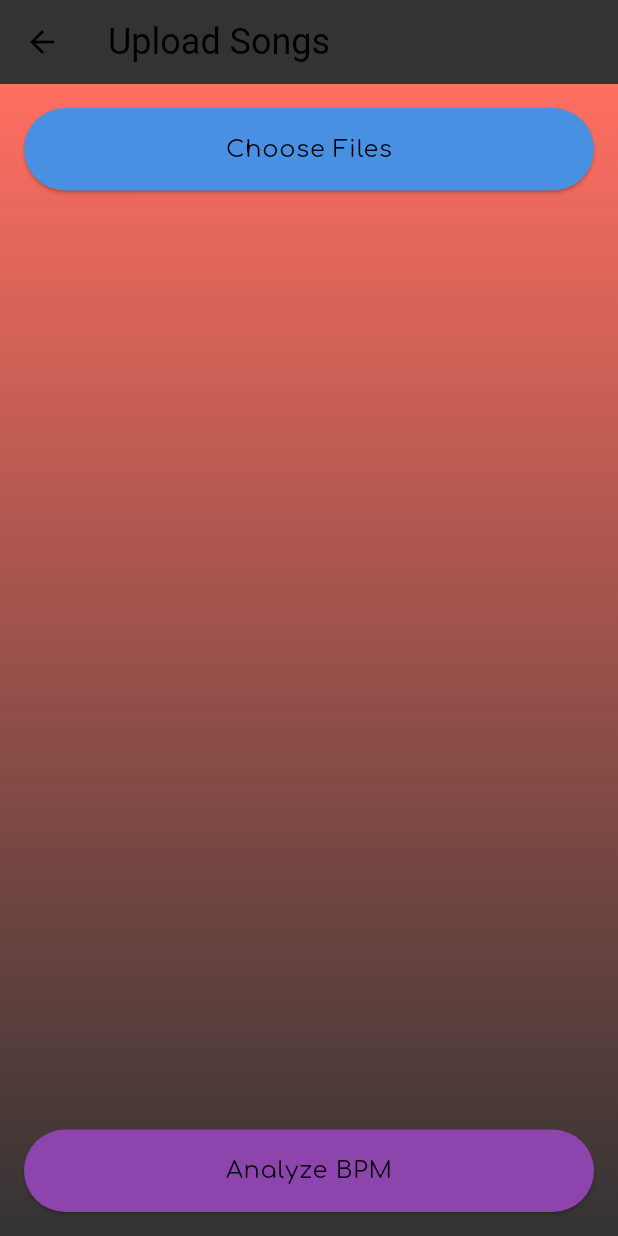
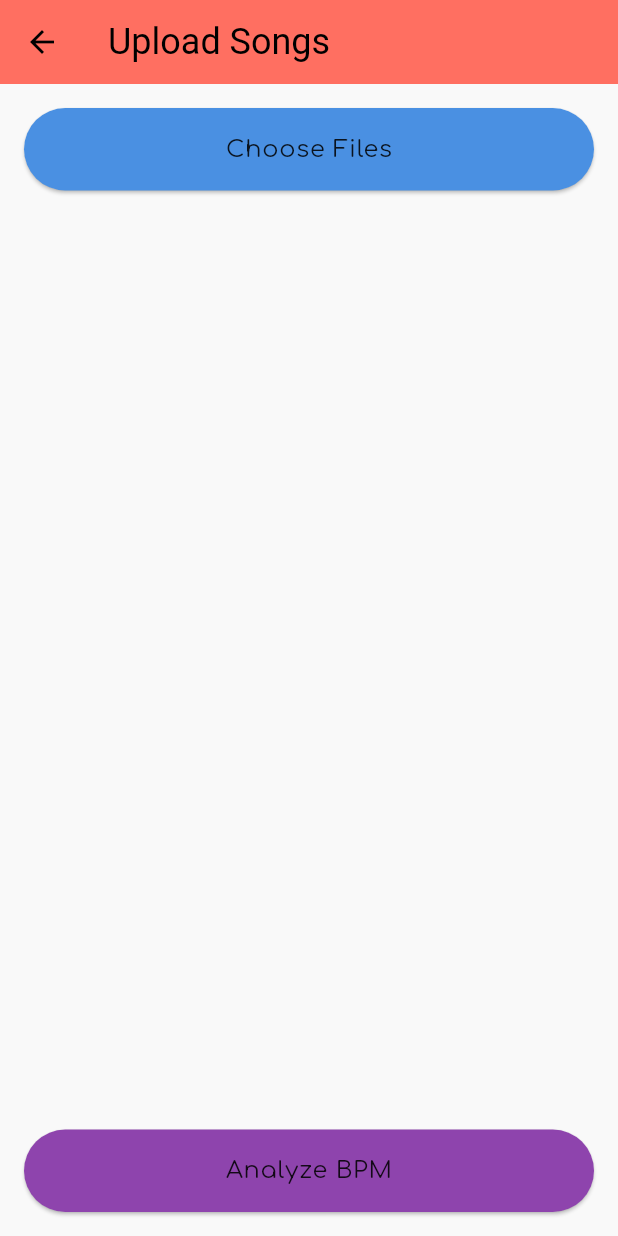
Before and after one commit to euhystho/rhythm-run, a Flutter app: the screen it shows after launch, after a tap on "Continue with Local Music", on a phone screen of 412 x 824 dp. Run offline on Flutter 3.47's test engine with Material 3 defaults, Android fonts, the phone set to English and light mode, and no system bars; our stand-ins replace file_picker, flutter_spinkit, font_awesome_flutter, google_fonts.

Commit message:
Reordered Folders and Adjusted Things

```diff
--- a/lib/1_main.dart
+++ b/lib/main.dart
@@ -1,7 +1,7 @@
 import 'package:flutter/material.dart';
 import 'package:font_awesome_flutter/font_awesome_flutter.dart';
-import 'theme.dart';
-import '2_file_upload_page.dart';
+import 'utils/theme.dart';
+import 'screens/file_upload_screen_2.dart';
 
 // Welcome Page
 class WelcomePageWidget extends StatelessWidget {
@@ -16,7 +16,7 @@ class WelcomePageWidget extends StatelessWidget {
         decoration: BoxDecoration(
           gradient: LinearGradient(
             colors: [
-              RhythmRunTheme.scaffoldBackgroundColor,
+              Theme.of(context).colorScheme.surface,
               Theme.of(context).colorScheme.primary,
             ],
             stops: const [0, 1],
@@ -101,12 +101,10 @@ class WelcomePageWidget extends StatelessWidget {
                   // Create Local Account Button
                   child: ElevatedButton.icon(
                     onPressed: () {
-                      // TODO: Implement Local Account Creation
                       Navigator.push(
                         context,
                         MaterialPageRoute(builder: (context) => FileUploadPage()),
                       );
-                      print('Create Local Account');
                     },
                     icon: Icon(
                       Icons.person_add,
--- a/lib/5_duration_page.dart
+++ b/lib/screens/duration_screen_5.dart
@@ -1,7 +1,8 @@
 import 'package:flutter/material.dart';
-import '6_intensity_page.dart';
-import 'theme.dart';
+import 'intensity_screen_6.dart';
+import '../utils/theme.dart';
 
+// THIS IS THE FIFTH PAGE (5)
 
 class DurationPage extends StatelessWidget {
   const DurationPage({super.key});
--- a/lib/4_experience_page.dart
+++ b/lib/screens/experience_screen_4.dart
@@ -1,6 +1,6 @@
 import 'package:flutter/material.dart';
-import '5_duration_page.dart';
-import 'theme.dart';
+import 'duration_screen_5.dart';
+import '../utils/theme.dart';
 
 class ExperienceLevelPage extends StatelessWidget {
   const ExperienceLevelPage({super.key});
--- a/lib/2_file_upload_page.dart
+++ b/lib/screens/file_upload_screen_2.dart
@@ -1,7 +1,6 @@
 import 'package:flutter/material.dart';
-import '3_loading_page.dart';
-import 'theme.dart';
-import 'localfilepicker.dart';
+import 'loading_screen.dart';
+import '../services/localfilepicker.dart';
 class FileUploadPage extends StatefulWidget {
   const FileUploadPage({super.key});
 
@@ -24,19 +23,11 @@ class _FileUploadPageState extends State<FileUploadPage> {
     return Scaffold(
       appBar: AppBar(
         title: Text("Upload Songs", style: Theme.of(context).textTheme.headlineSmall),
-        backgroundColor: RhythmRunTheme.scaffoldBackgroundColor,
+        backgroundColor: Theme.of(context).colorScheme.primary
       ),
       body: Container(
         decoration: BoxDecoration(
-          gradient: LinearGradient(
-            colors: [
-              RhythmRunTheme.scaffoldBackgroundColor,
-              Theme.of(context).colorScheme.primary,
-            ],
-            stops: const [0, 1],
-            begin: AlignmentDirectional(0, 1),
-            end: AlignmentDirectional(0, -1),
-          ),
+          color: Theme.of(context).colorScheme.surface
         ),
         child: Padding(
           padding: const EdgeInsets.all(16.0),
@@ -48,9 +39,7 @@ class _FileUploadPageState extends State<FileUploadPage> {
                   backgroundColor: Theme.of(context).colorScheme.secondary,
                 ),
                 child: Text("Choose Files",
-                    style: Theme.of(context).textTheme.bodyLarge?.copyWith(
-                          color: Theme.of(context).colorScheme.onSurface,
-                        )),
+                    style: Theme.of(context).textTheme.bodyLarge),
               ),
               Expanded(
                 child: ListView(
@@ -73,9 +62,7 @@ class _FileUploadPageState extends State<FileUploadPage> {
                     backgroundColor: Theme.of(context).colorScheme.tertiary,
                   ),
                   child: Text("Analyze BPM",
-                      style: Theme.of(context).textTheme.bodyLarge?.copyWith(
-                            color: Theme.of(context).colorScheme.onTertiary,
-                          )),
+                      style: Theme.of(context).textTheme.bodyLarge),
                 ),
             ],
           ),
--- a/lib/6_intensity_page.dart
+++ b/lib/screens/intensity_screen_6.dart
@@ -1,5 +1,5 @@
 import 'package:flutter/material.dart';
-import 'theme.dart';
+import '../utils/theme.dart';
 
 
 class IntensityPage extends StatelessWidget {
--- a/lib/3_loading_page.dart
+++ b/lib/screens/loading_screen.dart
@@ -1,6 +1,6 @@
 import 'package:flutter/material.dart';
-import '4_experience_page.dart';
-import 'theme.dart';
+import 'experience_screen_4.dart';
+import '../utils/theme.dart';
 
 class LoadingPage extends StatefulWidget {
   const LoadingPage({super.key});
--- a/lib/theme.dart
+++ b/lib/utils/theme.dart
@@ -5,7 +5,7 @@ import 'package:google_fonts/google_fonts.dart';
 // RhythmRun Custom Theme
 class RhythmRunTheme {
   // Colors
-  static const Color primaryText = Colors.black;
+  static const Color primaryText = Colors.black87;
   static const Color primaryDarkModeText = Colors.white;
   static const Color headerText = Colors.transparent;
   static const Color secondaryText = Color(0xFF666666);
--- a/pubspec.yaml
+++ b/pubspec.yaml
@@ -44,16 +44,18 @@ dependencies:
   from_css_color: 2.0.0
   go_router: ^14.8.1
   google_fonts: ^6.2.1
+  http: ^1.1.0
   intl: 0.19.0
   json_path: ^0.7.5
   leak_tracker: 10.0.8
   material_color_utilities: 0.11.1
   page_transition: ^2.2.1
+  path: ^1.8.3
   path_provider: ^2.1.5
   path_provider_android: 2.2.16
   path_provider_foundation: ^2.4.1
   provider: ^6.1.4
-  shared_preferences: 2.5.2
+  shared_preferences: ^2.5.3
   shared_preferences_android: ^2.3.4
   shared_preferences_foundation: 2.5.4
   shared_preferences_web: 2.4.3
@@ -62,7 +64,7 @@ dependencies:
   timeago: 3.7.0
   url_launcher: 6.3.1
   url_launcher_android: 6.3.15
-  url_launcher_ios: 6.3.2
+  url_launcher_ios: ^6.3.3
   url_launcher_linux: 3.2.1
   url_launcher_macos: 3.2.2
   url_launcher_platform_interface: 2.3.2
```
Also changed, not shown: lib/services/analyze_api_bpm.dart (added), lib/services/localfilepicker.dart (renamed from lib/localfilepicker.dart), lib/services/music_api.dart (added), pubspec.lock, 3 other files.
